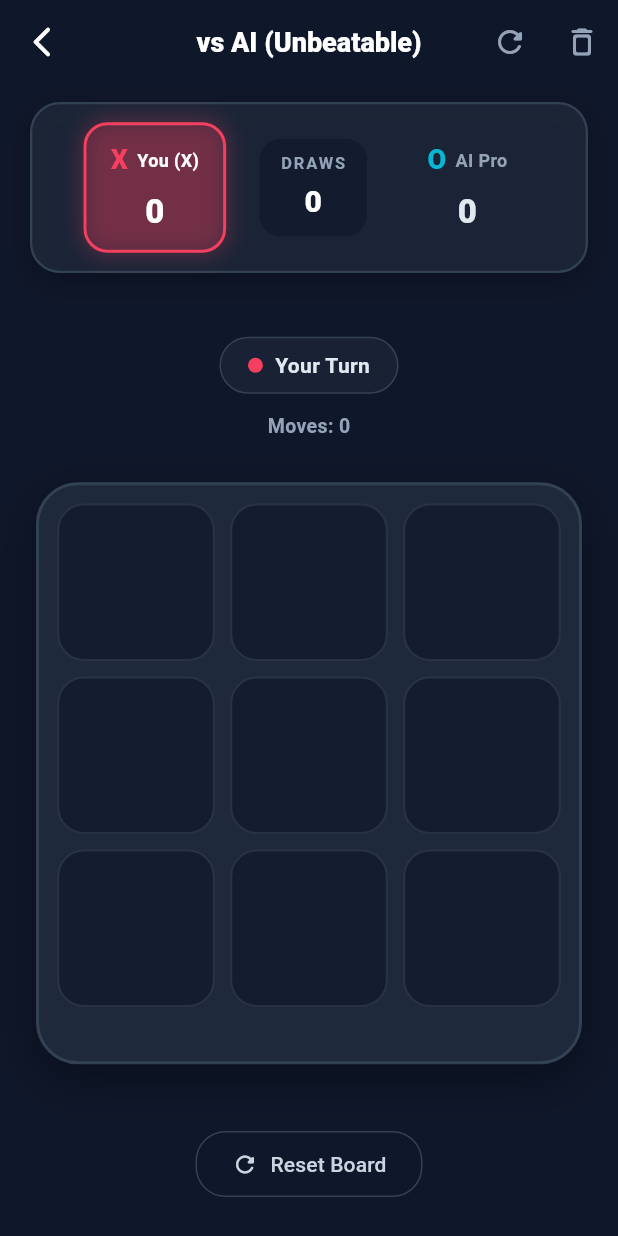
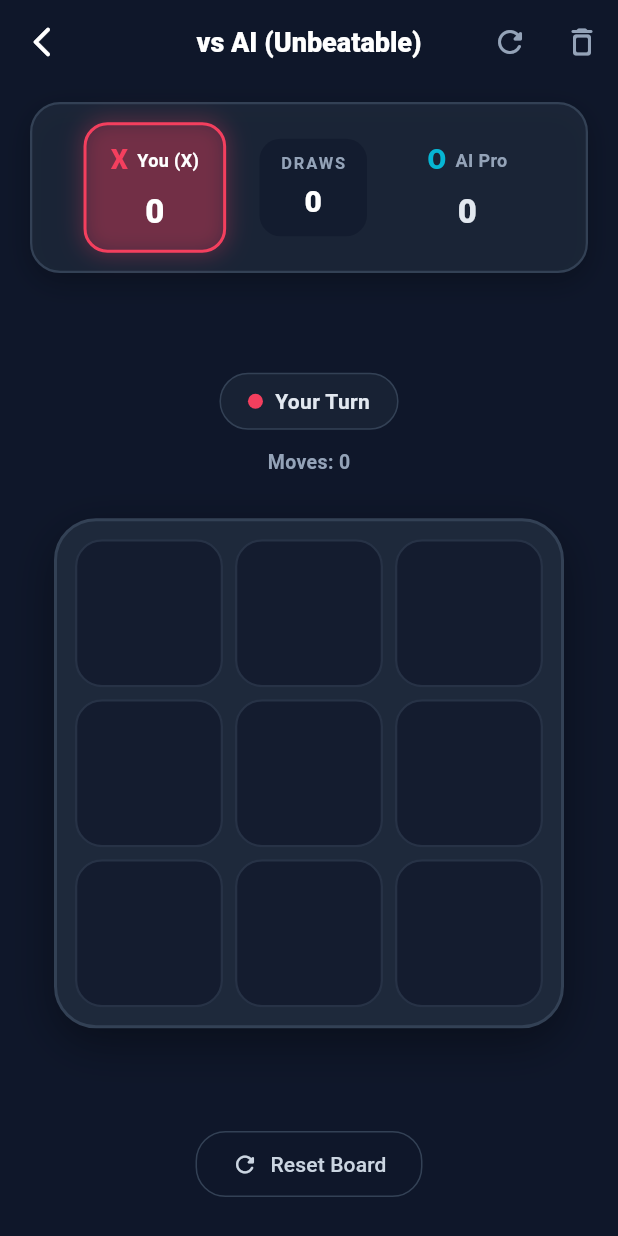
Before and after one commit to Akhil-0013/Flutter-XO-Game-Project, a Flutter app: the screen it shows after launch, after a tap on "vs AI (Casual)", after a tap on "vs AI (Unbeatable)", after a tap on "START MATCH", on a phone screen of 412 x 824 dp. Run offline on Flutter 3.47's test engine with Material 3 defaults, Android fonts, the light colour scheme and no system bars.

Commit message:
Fixed Error Where Height is Less and Width is Large
Because of this we cannot see all the 9 boxes and now i have fixed that.

```diff
--- a/lib/widgets/xo_board.dart
+++ b/lib/widgets/xo_board.dart
@@ -21,15 +21,28 @@ class XoBoardWidget extends StatelessWidget {
 
   @override
   Widget build(BuildContext context) {
-    return AspectRatio(
-      aspectRatio: 1.0,
+    final screenWidth = MediaQuery.of(context).size.width;
+
+    // Keep the board responsive while preventing it from becoming too large.
+    final boardSize = (screenWidth - 48).clamp(280.0, 420.0);
+
+    return Center(
+      child: SizedBox(
+        width: boardSize,
+        height: boardSize,
         child: Container(
-        margin: const EdgeInsets.symmetric(horizontal: 24, vertical: 12),
+          margin: const EdgeInsets.symmetric(
+            horizontal: 12,
+            vertical: 12,
+          ),
           padding: const EdgeInsets.all(12),
           decoration: BoxDecoration(
             color: const Color(0xFF1E293B),
             borderRadius: BorderRadius.circular(28),
-          border: Border.all(color: const Color(0xFF334155), width: 2),
+            border: Border.all(
+              color: const Color(0xFF334155),
+              width: 2,
+            ),
             boxShadow: [
               BoxShadow(
                 color: Colors.black.withValues(alpha: 0.35),
@@ -43,14 +56,17 @@ class XoBoardWidget extends StatelessWidget {
               // Grid of 9 cells
               GridView.builder(
                 physics: const NeverScrollableScrollPhysics(),
+                padding: EdgeInsets.zero,
                 itemCount: 9,
-              gridDelegate: const SliverGridDelegateWithFixedCrossAxisCount(
+                gridDelegate:
+                    const SliverGridDelegateWithFixedCrossAxisCount(
                   crossAxisCount: 3,
-                crossAxisSpacing: 10,
-                mainAxisSpacing: 10,
+                  crossAxisSpacing: 8,
+                  mainAxisSpacing: 8,
                 ),
                 itemBuilder: (context, index) {
                   final mark = board[index];
+
                   final isWinningTile =
                       winningMatch?.winningIndices.contains(index) ?? false;
 
@@ -59,7 +75,8 @@ class XoBoardWidget extends StatelessWidget {
                     mark: mark,
                     isWinning: isWinningTile,
                     onTap: () {
-                    if (isInteractive && mark == PlayerMark.none) {
+                      if (isInteractive &&
+                          mark == PlayerMark.none) {
                         HapticFeedback.lightImpact();
                         onTileTapped(index);
                       }
@@ -78,7 +95,8 @@ class XoBoardWidget extends StatelessWidget {
                       painter: WinningLinePainter(
                         winningMatch: winningMatch!,
                         animationProgress: winAnimation!.value,
-                      lineColor: winningMatch!.winner == PlayerMark.x
+                        lineColor:
+                            winningMatch!.winner == PlayerMark.x
                                 ? const Color(0xFFF43F5E)
                                 : const Color(0xFF06B6D4),
                       ),
@@ -86,6 +104,7 @@ class XoBoardWidget extends StatelessWidget {
                   },
                 ),
             ],
+          ),
         ),
       ),
     );
@@ -112,23 +131,29 @@ class _BoardTile extends StatelessWidget {
       child: InkWell(
         onTap: onTap,
         borderRadius: BorderRadius.circular(18),
-        splashColor: const Color(0xFF38BDF8).withValues(alpha: 0.2),
-        highlightColor: const Color(0xFF38BDF8).withValues(alpha: 0.1),
+        splashColor:
+            const Color(0xFF38BDF8).withValues(alpha: 0.2),
+        highlightColor:
+            const Color(0xFF38BDF8).withValues(alpha: 0.1),
         child: AnimatedContainer(
           duration: const Duration(milliseconds: 250),
           decoration: BoxDecoration(
             color: isWinning
                 ? (mark == PlayerMark.x
-                    ? const Color(0xFFF43F5E).withValues(alpha: 0.2)
-                    : const Color(0xFF06B6D4).withValues(alpha: 0.2))
-                : const Color(0xFF0F172A).withValues(alpha: 0.7),
+                    ? const Color(0xFFF43F5E)
+                        .withValues(alpha: 0.2)
+                    : const Color(0xFF06B6D4)
+                        .withValues(alpha: 0.2))
+                : const Color(0xFF0F172A)
+                    .withValues(alpha: 0.7),
             borderRadius: BorderRadius.circular(18),
             border: Border.all(
               color: isWinning
                   ? (mark == PlayerMark.x
                       ? const Color(0xFFF43F5E)
                       : const Color(0xFF06B6D4))
-                  : const Color(0xFF334155).withValues(alpha: 0.6),
+                  : const Color(0xFF334155)
+                      .withValues(alpha: 0.6),
               width: isWinning ? 2.5 : 1.5,
             ),
           ),
@@ -147,11 +172,13 @@ class _BoardTile extends StatelessWidget {
           size: 58,
           isWinning: isWinning,
         );
+
       case PlayerMark.o:
         return OMarkWidget(
           size: 58,
           isWinning: isWinning,
         );
+
       case PlayerMark.none:
         return const SizedBox.shrink();
     }
```
Lines whose indentation alone changed are shown as unchanged.
